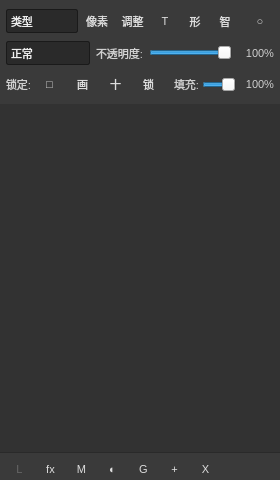
The window that psDemo/ui/layertreepanel.ui (littletenyuan01/photoshopDemo) describes before a commit, drawn with Qt 5.
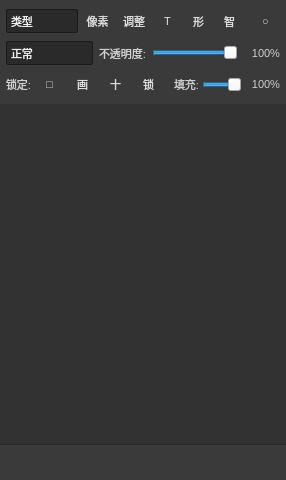
The same window after the commit.

Commit message: feat(ui): 三个面板底栏改用线框图标并加大可点区域

The edit to the form file:
```diff
--- a/psDemo/ui/layertreepanel.ui
+++ b/psDemo/ui/layertreepanel.ui
@@ -32,6 +32,10 @@
   background-color: transparent; color: #ddd; border: 1px solid transparent;
   border-radius: 2px; padding: 2px; font-size: 11px; min-width: 22px; min-height: 22px;
 }
+/* 底栏功能按钮：比筛选项更大，便于点按 */
+QFrame#toolbarHost QToolButton {
+  min-width: 30px; min-height: 30px; padding: 3px; border-radius: 3px;
+}
 QToolButton:hover { background-color: #4e4e4e; }
 QToolButton:checked { background-color: #2d5a8a; border-color: #4a8ac0; }
 QToolButton:disabled { color: #666; }</string>
@@ -411,13 +415,13 @@
      <property name="minimumSize">
       <size>
        <width>0</width>
-       <height>28</height>
+       <height>36</height>
       </size>
      </property>
      <property name="maximumSize">
       <size>
        <width>16777215</width>
-       <height>28</height>
+       <height>36</height>
       </size>
      </property>
      <property name="frameShape">
@@ -425,7 +429,7 @@
      </property>
      <layout class="QHBoxLayout" name="toolbarLayout">
       <property name="spacing">
-       <number>0</number>
+       <number>2</number>
       </property>
       <property name="leftMargin">
        <number>4</number>
@@ -445,71 +449,134 @@
          <bool>false</bool>
         </property>
         <property name="text">
-         <string>L</string>
+         <string/>
         </property>
         <property name="toolTip">
          <string>链接图层</string>
         </property>
+        <property name="iconSize">
+         <size>
+          <width>22</width>
+          <height>22</height>
+         </size>
+        </property>
+        <property name="autoRaise">
+         <bool>true</bool>
+        </property>
        </widget>
       </item>
       <item>
        <widget class="QToolButton" name="btnLayerStyle">
         <property name="text">
-         <string>fx</string>
+         <string/>
         </property>
         <property name="toolTip">
-         <string>添加图层样式</string>
+         <string>添加图层样式（fx）</string>
+        </property>
+        <property name="iconSize">
+         <size>
+          <width>22</width>
+          <height>22</height>
+         </size>
+        </property>
+        <property name="autoRaise">
+         <bool>true</bool>
         </property>
        </widget>
       </item>
       <item>
        <widget class="QToolButton" name="btnLayerMask">
         <property name="text">
-         <string>M</string>
+         <string/>
         </property>
         <property name="toolTip">
          <string>添加图层蒙版</string>
         </property>
+        <property name="iconSize">
+         <size>
+          <width>22</width>
+          <height>22</height>
+         </size>
+        </property>
+        <property name="autoRaise">
+         <bool>true</bool>
+        </property>
        </widget>
       </item>
       <item>
        <widget class="QToolButton" name="btnAdjustment">
         <property name="text">
-         <string>◐</string>
+         <string/>
         </property>
         <property name="toolTip">
-         <string>创建新的填充或调整图层</string>
+         <string>创建填充或调整图层</string>
+        </property>
+        <property name="iconSize">
+         <size>
+          <width>22</width>
+          <height>22</height>
+         </size>
+        </property>
+        <property name="autoRaise">
+         <bool>true</bool>
         </property>
        </widget>
       </item>
       <item>
        <widget class="QToolButton" name="btnNewGroup">
         <property name="text">
-         <string>G</string>
+         <string/>
         </property>
         <property name="toolTip">
-         <string>创建新组</string>
+         <string>创建图层组</string>
+        </property>
+        <property name="iconSize">
+         <size>
+          <width>22</width>
+          <height>22</height>
+         </size>
+        </property>
+        <property name="autoRaise">
+         <bool>true</bool>
         </property>
        </widget>
       </item>
       <item>
        <widget class="QToolButton" name="btnNew">
         <property name="text">
-         <string>+</string>
+         <string/>
         </property>
         <property name="toolTip">
-         <string>创建新图层</string>
+         <string>新建图层</string>
+        </property>
+        <property name="iconSize">
+         <size>
+          <width>22</width>
+          <height>22</height>
+         </size>
+        </property>
+        <property name="autoRaise">
+         <bool>true</bool>
         </property>
        </widget>
       </item>
       <item>
        <widget class="QToolButton" name="btnDelete">
         <property name="text">
-         <string>X</string>
+         <string/>
         </property>
         <property name="toolTip">
          <string>删除图层</string>
         </property>
+        <property name="iconSize">
+         <size>
+          <width>22</width>
+          <height>22</height>
+         </size>
+        </property>
+        <property name="autoRaise">
+         <bool>true</bool>
+        </property>
        </widget>
       </item>
       <item>
```
The commit also changes 31 other files.
